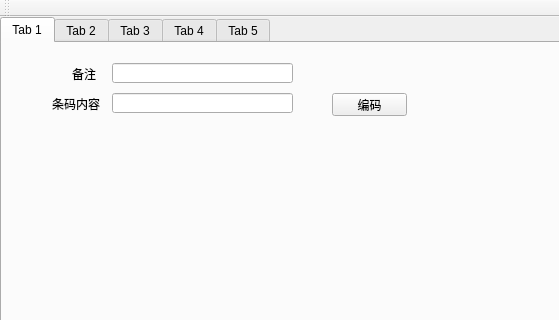
First picture: the form in mainwindow.ui, repository ainiaa/QTBarcode, before the edit; both pictures show x 0 to 559 and y 0 to 320 of the 559 by 524 pixel window.
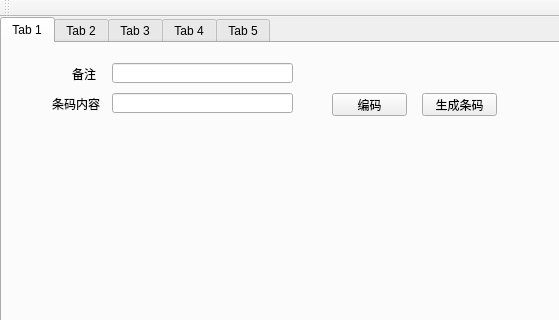
Second picture: the form after the edit.

Commit message: 集成zint，可以生成一维码

Patch:
```diff
--- a/mainwindow.ui
+++ b/mainwindow.ui
@@ -102,6 +102,19 @@
        </rect>
       </property>
      </widget>
+     <widget class="QPushButton" name="encodeBarcodeBtn">
+      <property name="geometry">
+       <rect>
+        <x>420</x>
+        <y>50</y>
+        <width>75</width>
+        <height>23</height>
+       </rect>
+      </property>
+      <property name="text">
+       <string>生成条码</string>
+      </property>
+     </widget>
     </widget>
     <widget class="QWidget" name="tab_2">
      <attribute name="title">
```
The commit also changes 192 other files.
